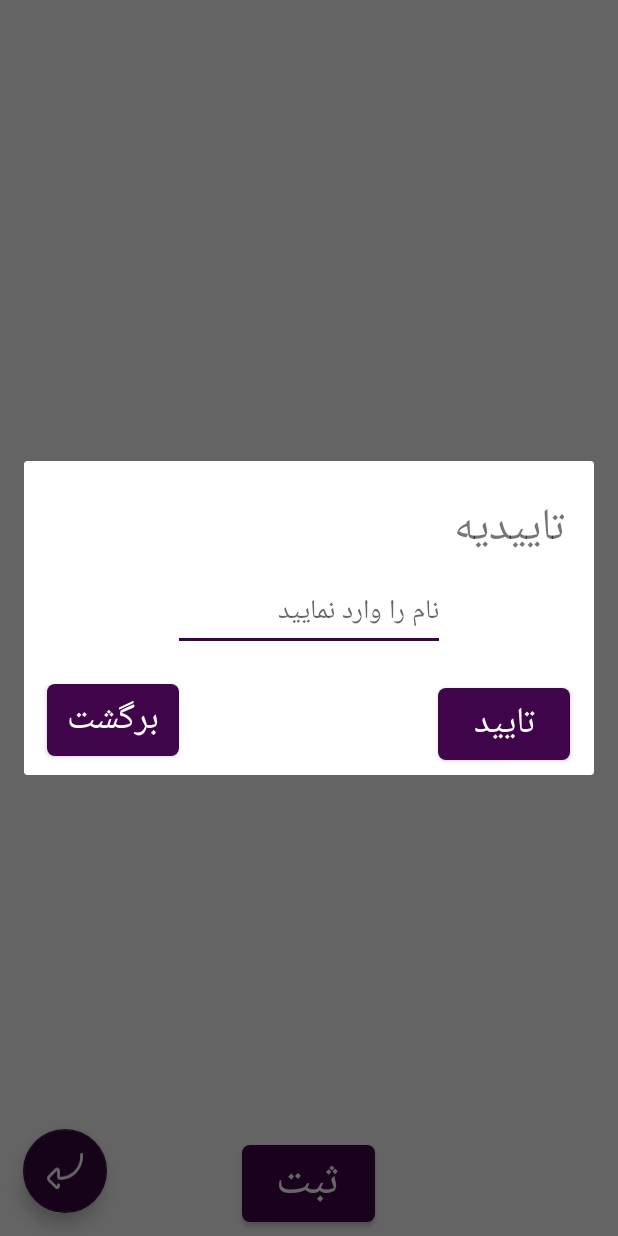
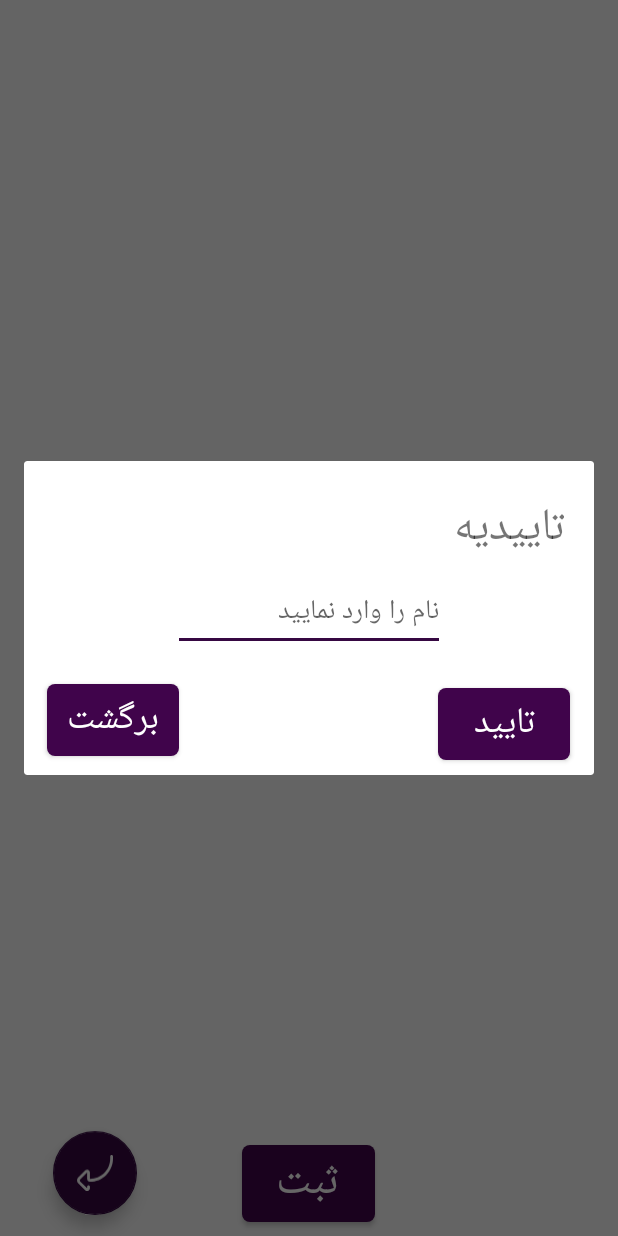
Before and after one commit to stormaref/Banafsh, an Android app: the ResultActivity screen opened directly, with no data from a screen before it, after a tap on "ثبت", on a phone screen of 412 x 824 dp. Run offline under Robolectric (Android 15) with nearby library versions, the phone set to English and light mode, and no system bars; libraries missing offline, so code that uses them is left out: com.itextpdf.text; 2 statements that could not run were skipped.

```diff
--- a/app/src/main/AndroidManifest.xml
+++ b/app/src/main/AndroidManifest.xml
@@ -2,6 +2,8 @@
 <manifest xmlns:android="http://schemas.android.com/apk/res/android"
     xmlns:tools="http://schemas.android.com/tools"
     package="org.arshef.banafsh">
+
+    <uses-permission android:name="android.permission.WRITE_EXTERNAL_STORAGE" />
 
     <application
         android:allowBackup="true"
@@ -10,7 +12,6 @@
         android:roundIcon="@mipmap/ic_launcher_round"
         android:supportsRtl="true"
         android:theme="@style/AppTheme">
-        <activity android:name=".views.FinalActivity"></activity>
         <activity
             android:name=".views.LoginActivity"
             android:theme="@style/AppTheme.NoActionBar">
--- a/app/src/main/java/org/arshef/banafsh/views/ResultActivity.java
+++ b/app/src/main/java/org/arshef/banafsh/views/ResultActivity.java
@@ -3,16 +3,26 @@ package org.arshef.banafsh.views;
 import android.content.DialogInterface;
 import android.content.Intent;
 import android.os.Bundle;
+import android.os.Environment;
 import android.support.design.widget.FloatingActionButton;
 import android.support.v7.app.AlertDialog;
 import android.support.v7.app.AppCompatActivity;
 import android.support.v7.widget.RecyclerView;
 import android.support.v7.widget.helper.ItemTouchHelper;
+import android.util.Log;
 import android.view.LayoutInflater;
 import android.view.View;
 import android.widget.Button;
 import android.widget.EditText;
 import android.widget.Toast;
+
+import com.itextpdf.text.BaseColor;
+import com.itextpdf.text.Document;
+import com.itextpdf.text.DocumentException;
+import com.itextpdf.text.Element;
+import com.itextpdf.text.pdf.PdfPCell;
+import com.itextpdf.text.pdf.PdfPTable;
+import com.itextpdf.text.pdf.PdfWriter;
 
 import org.arshef.banafsh.R;
 import org.arshef.banafsh.models.DataModel;
@@ -20,6 +30,9 @@ import org.arshef.banafsh.services.ItemMoveCallback;
 import org.arshef.banafsh.services.ModelDataAdapter;
 import org.arshef.banafsh.services.RecyclerViewAdapter;
 
+import java.io.File;
+import java.io.FileNotFoundException;
+import java.io.FileOutputStream;
 import java.util.List;
 
 public class ResultActivity extends AppCompatActivity {
@@ -50,7 +63,15 @@ public class ResultActivity extends AppCompatActivity {
                     @Override
                     public void onClick(View v) {
                         name = nameTxt.getText().toString();
-                        startActivity(new Intent(ResultActivity.this, FinalActivity.class));
+                        if (!name.equals("")) {
+                            try {
+                                SavePdf();
+                                Toast.makeText(ResultActivity.this,"Saved Succeed!",Toast.LENGTH_LONG).show();
+                            } catch (Exception e) {
+                                Log.wtf("**", e.getMessage());
+                                Toast.makeText(ResultActivity.this,"Error!",Toast.LENGTH_LONG).show();
+                            }
+                        }
                     }
                 });
                 btn_negative.setOnClickListener(new View.OnClickListener() {
@@ -78,4 +99,29 @@ public class ResultActivity extends AppCompatActivity {
         touchHelper.attachToRecyclerView(recyclerView);
         recyclerView.setAdapter(mAdapter);
     }
+
+    public static void SavePdf() throws FileNotFoundException, DocumentException {
+        Document document = new Document();
+        PdfPTable table = new PdfPTable(new float[]{2, 1, 2});
+        table.getDefaultCell().setHorizontalAlignment(Element.ALIGN_CENTER);
+        table.addCell("Name");
+        table.addCell("Age");
+        table.addCell("Location");
+        table.setHeaderRows(1);
+        PdfPCell[] cells = table.getRow(0).getCells();
+        for (int j = 0; j < cells.length; j++) {
+            cells[j].setBackgroundColor(BaseColor.GRAY);
+        }
+        for (int i = 1; i < 5; i++) {
+            table.addCell("Name:" + i);
+            table.addCell("Age:" + i);
+            table.addCell("Location:" + i);
+        }
+        File folder = new File(Environment.getExternalStorageDirectory().toString() + "/pdfs/");
+        folder.mkdirs();
+        PdfWriter.getInstance(document, new FileOutputStream(String.format("%s/pdfs/%s.pdf", Environment.getExternalStorageDirectory().getAbsolutePath(), name)));
+        document.open();
+        document.add(table);
+        document.close();
+    }
 }
--- a/app/src/main/res/layout/activity_main.xml
+++ b/app/src/main/res/layout/activity_main.xml
@@ -8,7 +8,7 @@
 
     <ListView
         android:id="@+id/main_listview"
-        android:layout_width="420dp"
+        android:layout_width="match_parent"
         android:layout_height="667dp"
         app:layout_constraintBottom_toBottomOf="parent"
         app:layout_constraintEnd_toEndOf="parent" />
--- a/app/src/main/res/layout/back_extra_layout.xml
+++ b/app/src/main/res/layout/back_extra_layout.xml
@@ -11,9 +11,9 @@
         android:layout_alignParentStart="true"
         android:layout_alignParentBottom="true"
         android:layout_gravity="end|bottom"
-        android:layout_marginStart="15dp"
+        android:layout_marginStart="35dp"
         android:layout_marginTop="15dp"
-        android:layout_marginBottom="15dp"
+        android:layout_marginBottom="14dp"
         android:backgroundTint="@color/mainColor"
         android:src="@drawable/back"
         app:backgroundTint="@color/mainColor"
```
Also changed, not shown: app/src/main/java/org/arshef/banafsh/services/CreateTable.java (added, +40 -0 lines), app/src/main/java/org/arshef/banafsh/views/FinalActivity.java (deleted, +0 -20 lines), app/src/main/res/layout/activity_final.xml (deleted, +0 -9 lines), app/src/main/res/layout/result_item_layout.xml (+5 -5 lines).
